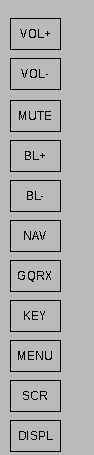
Before: the Qt Designer form src/gui/toolbar.ui in TomMladenov/pisdr-cyberdeck, drawn with Qt 5.
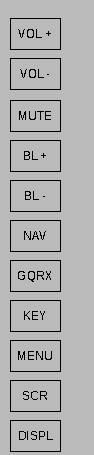
After: the same form once the commit is applied.

Commit message: [GUI] Minor updates, generic systemlevel diagram

The edit to the form file:
```diff
--- a/src/gui/toolbar.ui
+++ b/src/gui/toolbar.ui
@@ -67,7 +67,7 @@
 background-color: rgb(186, 186, 186);</string>
     </property>
     <property name="text">
-     <string>VOL-</string>
+     <string>VOL -</string>
     </property>
    </widget>
    <widget class="QPushButton" name="volup_button">
@@ -95,7 +95,7 @@
 </string>
     </property>
     <property name="text">
-     <string>VOL+</string>
+     <string>VOL +</string>
     </property>
    </widget>
    <widget class="QLabel" name="lon_label">
@@ -160,7 +160,7 @@
 background-color: rgb(186, 186, 186);</string>
     </property>
     <property name="text">
-     <string>BL-</string>
+     <string>BL -</string>
     </property>
    </widget>
    <widget class="QPushButton" name="toolbar_backlight_up_button">
@@ -187,7 +187,7 @@
 background-color: rgb(186, 186, 186);</string>
     </property>
     <property name="text">
-     <string>BL+</string>
+     <string>BL +</string>
     </property>
    </widget>
    <widget class="QPushButton" name="audio_button">
```
The commit also changes 3 other files.
